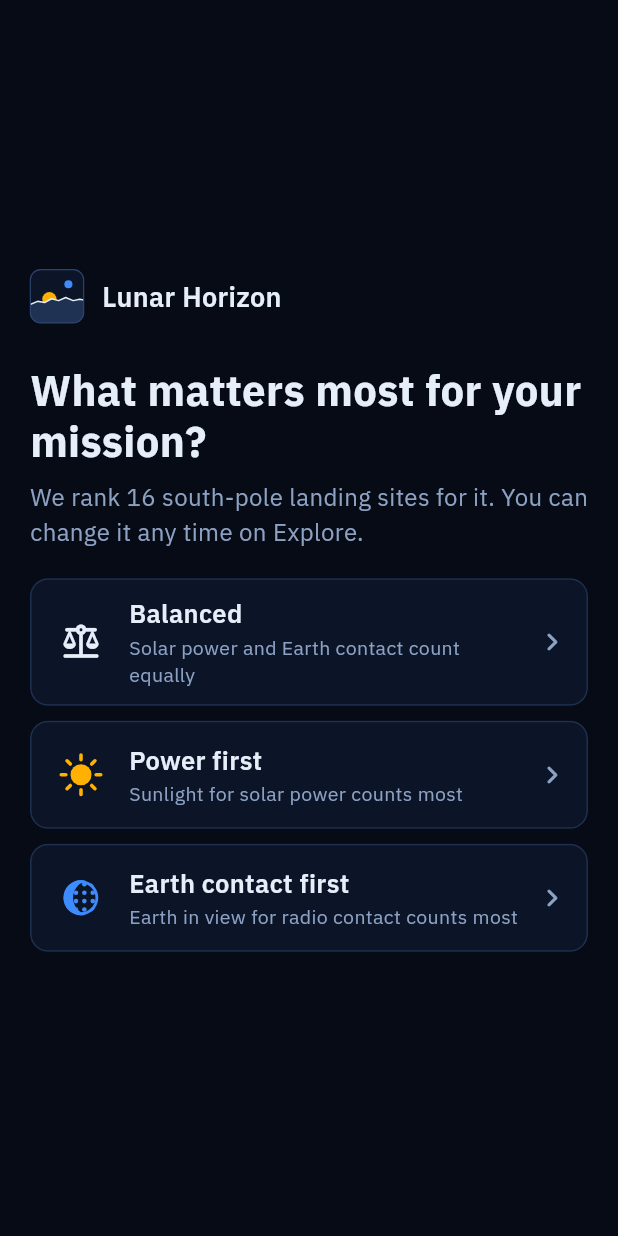
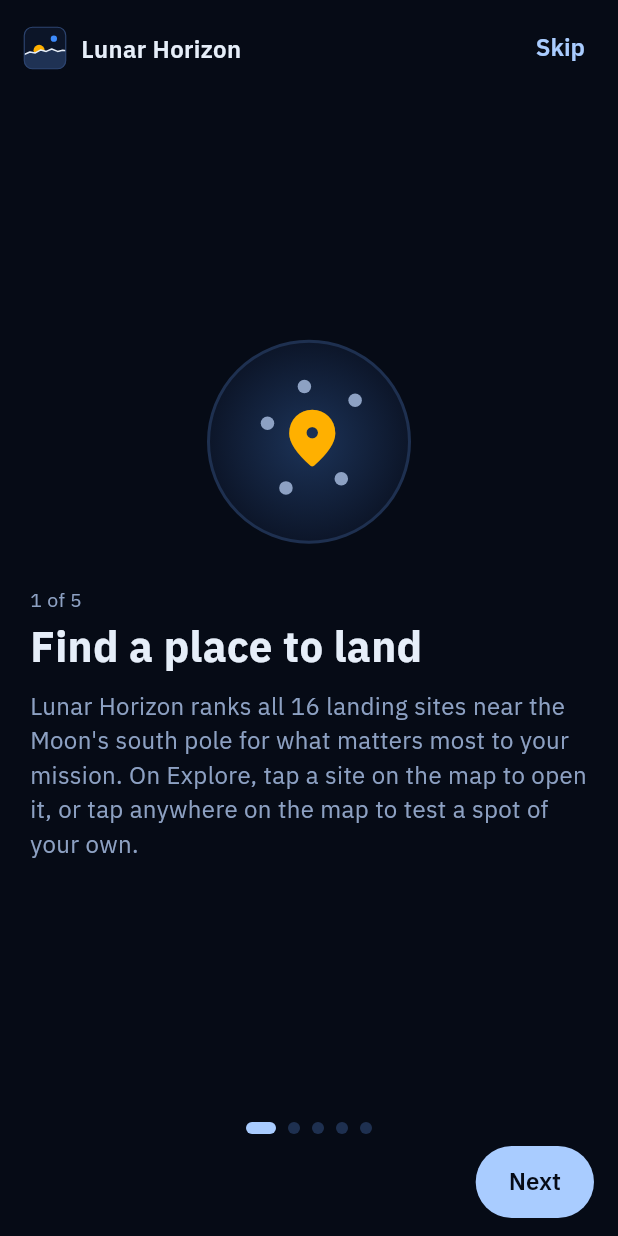
Before and after one commit to localizedprojects/CLPS-MOON-BROWSER, a Flutter app: the screen it shows after launch, on a phone screen of 412 x 824 dp. Run offline on Flutter 3.47's test engine with Material 3 defaults, Android fonts, the phone set to English and light mode, and no system bars; our stand-ins replace share_plus, shared_preferences, web, webview_flutter; missing offline and left inert: dart:js_interop, dart:ui_web; project files that could hold a hidden picture were left out.

Commit message:
First-launch tutorial: 5 short cards after the intro, replay from Learn (#19)
Co-Authored-By: Claude Opus 5.5 <noreply@anthropic.com>

```diff
--- a/app/lib/main.dart
+++ b/app/lib/main.dart
@@ -17,6 +17,7 @@ void main() {
         final s = AppState()
           ..askGoalOnStart = true // "What matters most?" first, every time
           ..loadSavedGoal()
+          ..loadTourSeen() // the tutorial shows once, after the intro, on a first launch
           ..loadTimeControlsHidden();
         // the heavy first load (data, ranking) waits while the intro builds the
         // logo, so its frames are smooth; the question and the loading scene
--- /dev/null
+++ b/app/lib/screens/first_run_tour.dart
@@ -0,0 +1,358 @@
+/// The first-launch tutorial (user request 2026-10-19): five swipeable cards
+/// that say what Lunar Horizon works out and where to find it. The start
+/// sequence shows it once, after the intro and before "What matters most?";
+/// Learn's "Show the tutorial again" replays it ([FirstRunTour.replay]).
+library;
+
+import 'dart:math' as math;
+
+import 'package:flutter/material.dart';
+import 'package:provider/provider.dart';
+
+import '../state/app_state.dart';
+import '../theme.dart';
+import '../widgets/glyphs.dart';
+
+/// One card's words.
+typedef TourCard = ({String title, String body});
+
+class FirstRunTour extends StatefulWidget {
+  const FirstRunTour({super.key, required this.onDone, this.sites});
+
+  /// Skip, Done, or back on the first card (called once).
+  final VoidCallback onDone;
+
+  /// How many sites the app ranks once the catalog is read; before that the
+  /// first card says "the landing sites".
+  final int? sites;
+
+  /// The cards' words; every name matches a tab or button in the app.
+  static List<TourCard> cards(int? sites) => [
+        (
+          title: 'Find a place to land',
+          body: 'Lunar Horizon ranks ${sites == null ? 'the' : 'all $sites'} landing sites near the Moon\'s south pole '
+              'for what matters most to your mission. On Explore, tap a site on the map to open it, or tap anywhere on '
+              'the map to test a spot of your own.',
+        ),
+        (
+          title: 'Sunlight for power, Earth for radio',
+          body: 'Solar panels need the Sun, and talking to home needs Earth in view. From NASA\'s map of the real '
+              'mountains and where the Sun and Earth sit in the sky, the app works out when each spot gets light and a '
+              'line of sight to Earth.',
+        ),
+        (
+          title: 'Move through time',
+          body: 'Open a site and pick Sky & time. Drag the time bar or press Play to move through the days, and the '
+              'charts follow along.',
+        ),
+        (
+          title: 'See light and shadow',
+          body: 'The Light & shadow tab shows where sunlight falls and where the mountains cast shadows around a site, '
+              'at any moment you pick on the time bar.',
+        ),
+        (
+          title: 'Compare, then dig deeper',
+          body: 'Shortlist two to four sites in Compare to weigh them side by side. Learn explains how every number is '
+              'worked out, and you can replay this tutorial there any time.',
+        ),
+      ];
+
+  /// Open the tutorial over the current screen (Learn's "Show the tutorial
+  /// again"); Skip, Done or back on the first card closes it.
+  static Future<void> replay(BuildContext context) {
+    final state = context.read<AppState>();
+    final d = MediaQuery.disableAnimationsOf(context) ? Duration.zero : const Duration(milliseconds: 250);
+    return Navigator.of(context).push(PageRouteBuilder<void>(
+      fullscreenDialog: true,
+      transitionDuration: d,
+      reverseTransitionDuration: d,
+      pageBuilder: (ctx, animation, secondary) => FirstRunTour(
+        key: const ValueKey('tour'),
+        sites: state.catalog?.sites.length,
+        onDone: () {
+          state.finishTour();
+          Navigator.of(ctx).pop();
+        },
+      ),
+      transitionsBuilder: (ctx, animation, secondary, child) => FadeTransition(opacity: animation, child: child),
+    ));
+  }
+
+  @override
+  State<FirstRunTour> createState() => _FirstRunTourState();
+}
+
+class _FirstRunTourState extends State<FirstRunTour> {
+  final _pages = PageController();
+  int _page = 0;
+  bool _closed = false;
+
+  @override
+  void dispose() {
+    _pages.dispose();
+    super.dispose();
+  }
+
+  void _finish() {
+    if (_closed) return; // a double tap must not close two screens
+    _closed = true;
+    widget.onDone();
+  }
+
+  /// Next, Back and the back gesture: a slide, or a jump with reduced motion.
+  void _go(int page) {
+    if (!_pages.hasClients) return;
+    if (MediaQuery.disableAnimationsOf(context)) {
+      _pages.jumpToPage(page);
+    } else {
+      _pages.animateToPage(page, duration: const Duration(milliseconds: 320), curve: Curves.easeOutCubic);
+    }
+  }
+
+  @override
+  Widget build(BuildContext context) {
+    final cards = FirstRunTour.cards(widget.sites);
+    final last = _page == cards.length - 1;
+    return PopScope(
+      canPop: false,
+      // Android back: the card before, or Skip on the first card
+      onPopInvokedWithResult: (didPop, _) {
+        if (didPop) return;
+        if (_page == 0) {
+          _finish();
+        } else {
+          _go(_page - 1);
+        }
+      },
+      child: Scaffold(
+        body: SafeArea(
+          child: Column(children: [
+            Padding(
+              padding: const EdgeInsets.fromLTRB(16, 8, 8, 0),
+              child: Row(children: [
+                const BrandMark(size: 28),
+                const SizedBox(width: 10),
+                const Expanded(
+                  child: Text('Lunar Horizon',
+                      style: TextStyle(fontSize: 16, fontWeight: FontWeight.w600), overflow: TextOverflow.ellipsis),
+                ),
+                TextButton(
+                  key: const ValueKey('tour-skip'),
+                  onPressed: _finish,
+                  child: const Text('Skip', semanticsLabel: 'Skip the tutorial'),
+                ),
+              ]),
+            ),
+            Expanded(
+              child: PageView.builder(
+                key: const ValueKey('tour-pages'),
+                controller: _pages,
+                itemCount: cards.length,
+                onPageChanged: (i) => setState(() => _page = i),
+                itemBuilder: (context, i) => _CardPage(index: i, count: cards.length, card: cards[i]),
+              ),
+            ),
+            Padding(
+              padding: const EdgeInsets.fromLTRB(16, 4, 16, 12),
+              child: Column(mainAxisSize: MainAxisSize.min, children: [
+                _Dots(page: _page, count: cards.length),
+                const SizedBox(height: 8),
+                OverflowBar(
+                  alignment: MainAxisAlignment.spaceBetween,
+                  overflowAlignment: OverflowBarAlignment.end,
+                  spacing: 8,
+                  overflowSpacing: 4,
+                  children: [
+                    // an empty slot on the first card keeps Next on the right
+                    if (_page == 0)
+                      const SizedBox.shrink()
+                    else
+                      TextButton(
+                        key: const ValueKey('tour-back'),
+                        onPressed: () => _go(_page - 1),
+                        child: const Text('Back', semanticsLabel: 'Previous card'),
+                      ),
+                    FilledButton(
+                      key: const ValueKey('tour-next'),
+                      onPressed: last ? _finish : () => _go(_page + 1),
+                      child: Text(last ? 'Done' : 'Next'),
+                    ),
+                  ],
+                ),
+              ]),
+            ),
+          ]),
+        ),
+      ),
+    );
+  }
+}
+
+/// One card: its picture above the words, or beside them on a wide, short
+/// screen (a phone in landscape, a tablet). It scrolls when text is large.
+class _CardPage extends StatelessWidget {
+  const _CardPage({required this.index, required this.count, required this.card});
+
+  final int index;
+  final int count;
+  final TourCard card;
+
+  @override
+  Widget build(BuildContext context) => LayoutBuilder(builder: (context, box) {
+        final side = box.maxWidth >= 600 && box.maxWidth > box.maxHeight * 1.2;
+        final words = Column(crossAxisAlignment: CrossAxisAlignment.start, mainAxisSize: MainAxisSize.min, children: [
+          Text('${index + 1} of $count',
+              semanticsLabel: 'Card ${index + 1} of $count', style: PHText.small.copyWith(color: PH.muted)),
+          const SizedBox(height: 6),
+          Semantics(header: true, child: Text(card.title, style: PHText.headline)),
+          const SizedBox(height: 10),
+          Text(card.body, style: PHText.body.copyWith(color: PH.muted)),
+        ]);
+        final art = ExcludeSemantics(child: _TourArt(index));
+        return SingleChildScrollView(
+          padding: const EdgeInsets.fromLTRB(20, 16, 20, 16),
+          child: ConstrainedBox(
+            constraints: BoxConstraints(minHeight: math.max(0.0, box.maxHeight - 32)),
+            child: Center(
+              child: ConstrainedBox(
+                constraints: BoxConstraints(maxWidth: side ? 880 : 560),
+                child: side
+                    ? Row(children: [art, const SizedBox(width: 32), Expanded(child: words)])
+                    : Column(crossAxisAlignment: CrossAxisAlignment.stretch, mainAxisSize: MainAxisSize.min, children: [
+                        Center(child: art),
+                        const SizedBox(height: 28),
+                        words,
+                      ]),
+              ),
+            ),
+          ),
+        );
+      });
+}
+
+/// Where the reader is: one dot per card, the current one wider.
+class _Dots extends StatelessWidget {
+  const _Dots({required this.page, required this.count});
+
+  final int page;
+  final int count;
+
+  @override
+  Widget build(BuildContext context) {
+    final still = MediaQuery.disableAnimationsOf(context);
+    return ExcludeSemantics(
+      // each card already says "Card 2 of 5"
+      child: Row(mainAxisSize: MainAxisSize.min, children: [
+        for (var i = 0; i < count; i++)
+          AnimatedContainer(
+            key: ValueKey('tour-dot-$i'),
+            duration: still ? Duration.zero : const Duration(milliseconds: 200),
+            width: i == page ? 20 : 8,
+            height: 8,
+            margin: const EdgeInsets.symmetric(horizontal: 4),
+            decoration: BoxDecoration(color: i == page ? PH.ice : PH.line, borderRadius: BorderRadius.circular(4)),
+          ),
+      ]),
+    );
+  }
+}
+
+/// Each card's picture, drawn from the app's own icons and colours.
+class _TourArt extends StatelessWidget {
+  const _TourArt(this.index);
+
+  final int index;
+
+  static Widget _disc({required Widget child, Gradient? gradient}) => Container(
+        width: 136,
+        height: 136,
+        decoration: BoxDecoration(
+          shape: BoxShape.circle,
+          gradient: gradient ?? const RadialGradient(colors: [PH.selected, PH.panel]),
+          border: Border.all(color: PH.line, width: 2),
+        ),
+        child: child,
+      );
+
+  static Widget _tile(IconData icon) => Container(
+        width: 76,
+        height: 76,
+        decoration: BoxDecoration(
+          color: PH.panel,
+          borderRadius: BorderRadius.circular(20),
+          border: Border.all(color: PH.line),
+        ),
+        child: Icon(icon, size: 40, color: PH.ice),
+      );
+
+  static Widget _dot(double x, double y) => Align(
+        alignment: Alignment(x, y),
+        child: Container(width: 9, height: 9, decoration: const BoxDecoration(color: PH.muted, shape: BoxShape.circle)),
+      );
+
+  @override
+  Widget build(BuildContext context) => switch (index) {
+        0 => _disc(
+            child: Stack(children: [
+              _dot(-0.45, -0.2),
+              _dot(0.35, 0.4),
+              _dot(0.5, -0.45),
+              _dot(-0.25, 0.5),
+              _dot(-0.05, -0.6),
+              const Align(alignment: Alignment(0.05, -0.05), child: Icon(Icons.location_on_rounded, size: 46, color: PH.sun)),
+            ]),
+          ),
+        1 => const Row(mainAxisSize: MainAxisSize.min, children: [
+            MeaningGlyph(GlyphKind.sun, size: 46, semantic: false),
+            SizedBox(width: 12),
+            Icon(Icons.landscape_rounded, size: 76, color: PH.muted),
+            SizedBox(width: 12),
+            MeaningGlyph(GlyphKind.earth, size: 46, semantic: false),
+          ]),
+        2 => SizedBox(
+            width: 210,
+            child: Column(mainAxisSize: MainAxisSize.min, children: [
+              const Icon(Icons.show_chart_rounded, size: 56, color: PH.both),
+              const SizedBox(height: 12),
+              Container(
+                padding: const EdgeInsets.fromLTRB(8, 8, 16, 8),
+                decoration: BoxDecoration(
+                  color: PH.panel,
+                  borderRadius: BorderRadius.circular(28),
+                  border: Border.all(color: PH.line),
+                ),
+                child: Row(children: [
+                  Container(
+                    width: 40,
+                    height: 40,
+                    decoration: const BoxDecoration(color: PH.ice, shape: BoxShape.circle),
+                    child: const Icon(Icons.play_arrow_rounded, color: PH.bg),
+                  ),
+                  const SizedBox(width: 12),
+                  Expanded(
+                    child: ClipRRect(
+                      borderRadius: BorderRadius.circular(3),
+                      child: const LinearProgressIndicator(
+                          value: 0.6, minHeight: 6, color: PH.ice, backgroundColor: PH.line),
+                    ),
+                  ),
+                ]),
+              ),
+            ]),
+          ),
+        3 => _disc(
+            gradient: const LinearGradient(
+              begin: Alignment.topLeft,
+              end: Alignment.bottomRight,
+              colors: [Color(0xCCFFB000), Color(0x66FFB000), PH.sunken, PH.sunken],
+              stops: [0, 0.48, 0.52, 1],
+            ),
+            child: const Icon(Icons.landscape_rounded, size: 68, color: PH.text),
+          ),
+        _ => Row(mainAxisSize: MainAxisSize.min, children: [
+            _tile(Icons.leaderboard_rounded),
+            const SizedBox(width: 16),
+            _tile(Icons.school_rounded),
+          ]),
+      };
+}
--- a/app/lib/screens/shell.dart
+++ b/app/lib/screens/shell.dart
@@ -20,6 +20,7 @@ import '../widgets/hide_on_scroll.dart';
 import '../widgets/sheets/export_sheet.dart';
 import 'compare.dart';
 import 'explore.dart';
+import 'first_run_tour.dart';
 import 'goal_page.dart';
 import 'intro.dart';
 import 'learn.dart';
@@ -124,6 +125,8 @@ class _AppShellState extends State<AppShell> {
     if (s.askGoalOnStart && s.startStage != StartStage.done && s.dest == Dest.explore) {
       final page = switch (s.startStage) {
         StartStage.intro => KeyedSubtree(key: const ValueKey('intro'), child: SkimOpening(onDone: s.finishIntro)),
+        // first launch only: the tutorial, so the question and the app make sense
+        StartStage.tour => FirstRunTour(key: const ValueKey('tour'), sites: s.catalog?.sites.length, onDone: s.finishTour),
         StartStage.goal => GoalPage(key: const ValueKey('goal'), state: s),
         _ => SpaceLoading(key: const ValueKey('loading'), state: s, onDone: s.finishStartLoading),
       };
@@ -468,7 +471,10 @@ class ShellRouterDelegate extends RouterDelegate<ShellLocation>
       : ShellLocation(state.dest);
 
   void _onState() {
-    if (!state.ready) return;
+    // a link waits for the first ranking, and for the first-launch tutorial:
+    // it opens on Skip or Done ([AppState.finishTour]), so the cards are not
+    // pulled away half-read and the tutorial is still remembered as seen
+    if (!state.ready || (_pending != null && state.inStartTour)) return;
     final link = _pending;
     if (link != null) {
       _pending = null;
```
Also changed, not shown: app/lib/screens/learn.dart (+13 -0 lines), app/lib/state/app_state.dart (+72 -4 lines), 3 other files.
